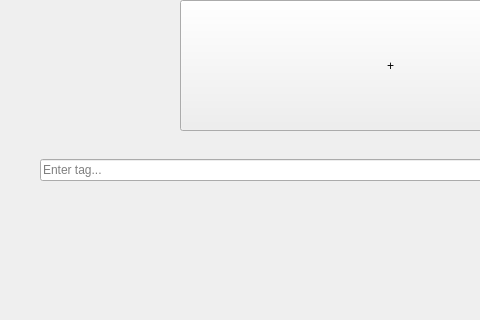
Before: the Qt Designer form Grade2(2021-2022)/OOP/Semester1/Lab2/Notes/menuwindow.ui in anikotyk/Studing, drawn with Qt 5; both pictures show x 0 to 480 and y 0 to 320 of the 800 by 621 pixel window.
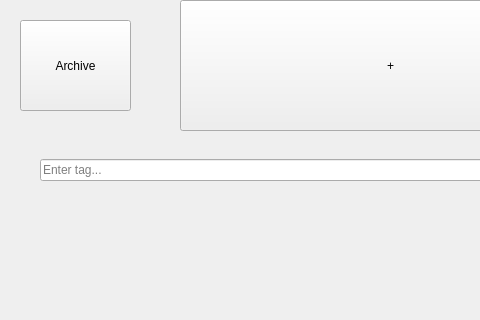
After: the same form once the commit is applied.

Commit message: Added search by tags. Added datatime sort. Added archive

```diff
--- a/Grade2(2021-2022)/OOP/Semester1/Lab2/Notes/menuwindow.ui
+++ b/Grade2(2021-2022)/OOP/Semester1/Lab2/Notes/menuwindow.ui
@@ -73,7 +73,20 @@
       <height>61</height>
      </rect>
     </property>
-    <layout class="QHBoxLayout" name="horizontalLayout_2"/>
+    <layout class="QHBoxLayout" name="currentTagsLayout"/>
+   </widget>
+   <widget class="QPushButton" name="archiveButton">
+    <property name="geometry">
+     <rect>
+      <x>20</x>
+      <y>20</y>
+      <width>111</width>
+      <height>91</height>
+     </rect>
+    </property>
+    <property name="text">
+     <string>Archive</string>
+    </property>
    </widget>
   </widget>
   <widget class="QMenuBar" name="menubar">
```
Left out of the diff: 2 changed lines with no effect on the pictures. The commit also changes 21 other files.
